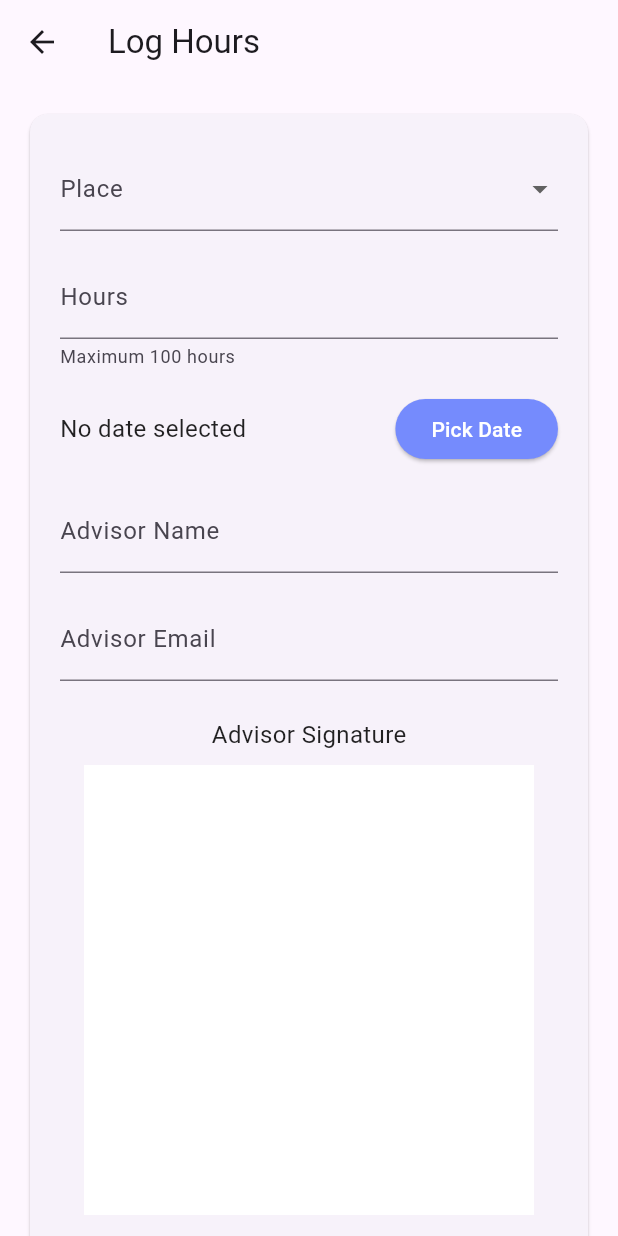
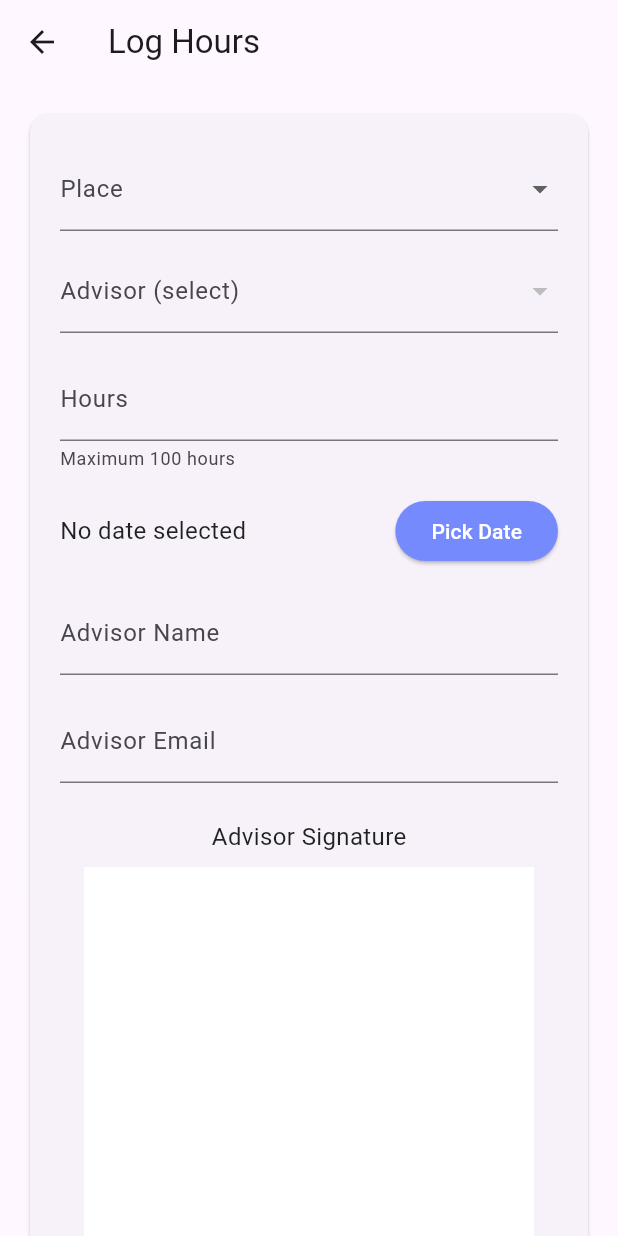
Before and after one commit to jasminepalit/served, a Flutter app: the VolunteerFormPage screen opened directly, on a phone screen of 412 x 824 dp. Run offline on Flutter 3.47's test engine with Material 3 defaults, Android fonts, the phone set to English and light mode, and no system bars; drawn by our look-alikes of signature; our stand-ins replace cloud_firestore, cloud_functions, firebase_auth, firebase_core, firebase_storage, flutter_svg; accounts and stored records are empty.

Commit message:
advisor dropdown for hours

```diff
--- a/lib/VolunteerFormPage.dart
+++ b/lib/VolunteerFormPage.dart
@@ -68,6 +68,7 @@ class VolunteerFormPage extends StatefulWidget {
 
 class _VolunteerFormPageState extends State<VolunteerFormPage> {
   String _selectedPlace = '';
+  String? _selectedAdvisorKey;
   final _hoursController = TextEditingController();
   final _advisorNameController = TextEditingController();
   final _advisorEmailController = TextEditingController();
@@ -78,6 +79,7 @@ class _VolunteerFormPageState extends State<VolunteerFormPage> {
 
   void _resetForm() {
     _selectedPlace = '';
+    _selectedAdvisorKey = null;
     _hoursController.clear();
     _advisorNameController.clear();
     _advisorEmailController.clear();
@@ -321,7 +323,26 @@ class _VolunteerFormPageState extends State<VolunteerFormPage> {
                             (doc) => doc['organization']?.toString(),
                           ),
                         );
-                        return DropdownButtonFormField<String>(
+                        // build a map from organization -> list of advisors (name/email)
+                        final Map<String, List<Map<String, String>>> orgAdvisors = {};
+                        for (final doc in activities) {
+                          final org = doc['organization']?.toString() ?? '';
+                          final name = doc['advisorName']?.toString() ?? '';
+                          final email = doc['advisorEmail']?.toString() ?? '';
+                          if (org.isEmpty) continue;
+                          final list = orgAdvisors.putIfAbsent(org, () => []);
+                          // avoid duplicates by email
+                          if (!list.any((a) => a['email'] == email && email.isNotEmpty)) {
+                            list.add({'name': name, 'email': email});
+                          }
+                        }
+
+                        final advisorsForSelected = orgAdvisors[_selectedPlace] ?? [];
+
+                        return Column(
+                          crossAxisAlignment: CrossAxisAlignment.stretch,
+                          children: [
+                            DropdownButtonFormField<String>(
                               value: _selectedPlace.isEmpty ? null : _selectedPlace,
                               decoration: const InputDecoration(labelText: 'Place'),
                               items: organizations.map((org) {
@@ -333,8 +354,48 @@ class _VolunteerFormPageState extends State<VolunteerFormPage> {
                               onChanged: (value) {
                                 setState(() {
                                   _selectedPlace = value ?? '';
+                                  // reset advisor selection when place changes
+                                  _selectedAdvisorKey = null;
+                                  _advisorNameController.clear();
+                                  _advisorEmailController.clear();
+                                  // if exactly one advisor for this place, prefill
+                                  final list = orgAdvisors[_selectedPlace] ?? [];
+                                  if (list.length == 1) {
+                                    final a = list.first;
+                                    _selectedAdvisorKey = '${a['name']}|${a['email']}' ;
+                                    _advisorNameController.text = a['name'] ?? '';
+                                    _advisorEmailController.text = a['email'] ?? '';
+                                  }
                                 });
                               },
+                            ),
+                            const SizedBox(height: 12),
+                            // Advisor dropdown populated from selected place's activity data
+                            DropdownButtonFormField<String>(
+                              value: _selectedAdvisorKey,
+                              decoration: const InputDecoration(labelText: 'Advisor (select)'),
+                              items: advisorsForSelected.map((a) {
+                                final display = '${a['name'] ?? ''} (${a['email'] ?? ''})';
+                                final key = '${a['name'] ?? ''}|${a['email'] ?? ''}';
+                                return DropdownMenuItem<String>(
+                                  value: key,
+                                  child: Text(display),
+                                );
+                              }).toList(),
+                              onChanged: advisorsForSelected.isEmpty
+                                  ? null
+                                  : (val) {
+                                      setState(() {
+                                        _selectedAdvisorKey = val;
+                                        if (val != null) {
+                                          final parts = val.split('|');
+                                          _advisorNameController.text = parts.isNotEmpty ? parts[0] : '';
+                                          _advisorEmailController.text = parts.length > 1 ? parts[1] : '';
+                                        }
+                                      });
+                                    },
+                            ),
+                          ],
                         );
                       },
                     ),
```
Lines whose indentation alone changed are shown as unchanged.
